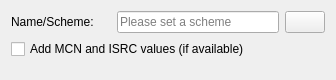
Old version of the form dialogs/profiledatacuesheetwidgetUI.ui in the repository KDE/audex.
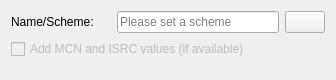
New version of the form.

Commit message: Disable isrc/mcn number writing checkbox in cue sheet writer dialog

Diff of the .ui file:
```diff
--- a/dialogs/profiledatacuesheetwidgetUI.ui
+++ b/dialogs/profiledatacuesheetwidgetUI.ui
@@ -49,6 +49,9 @@
    </item>
    <item row="1" column="0" colspan="2">
     <widget class="QCheckBox" name="checkBox_add_mcn_and_isrc">
+     <property name="enabled">
+      <bool>false</bool>
+     </property>
      <property name="toolTip">
       <string>&lt;html&gt;&lt;head/&gt;&lt;body&gt;&lt;p&gt;Write Media Catalog Number (MCN) and International Standard Recording Codes (ISRC, ISO 3901) of the tracks into the cue sheet (if your drive have the capability).&lt;/p&gt;&lt;p&gt;Depending in your drive it could take a few seconds at the end of your ripping process to fetch those numbers and codes.&lt;/p&gt;&lt;/body&gt;&lt;/html&gt;</string>
      </property>
```
Left out of the diff: 2 changed lines with no effect on the pictures.
